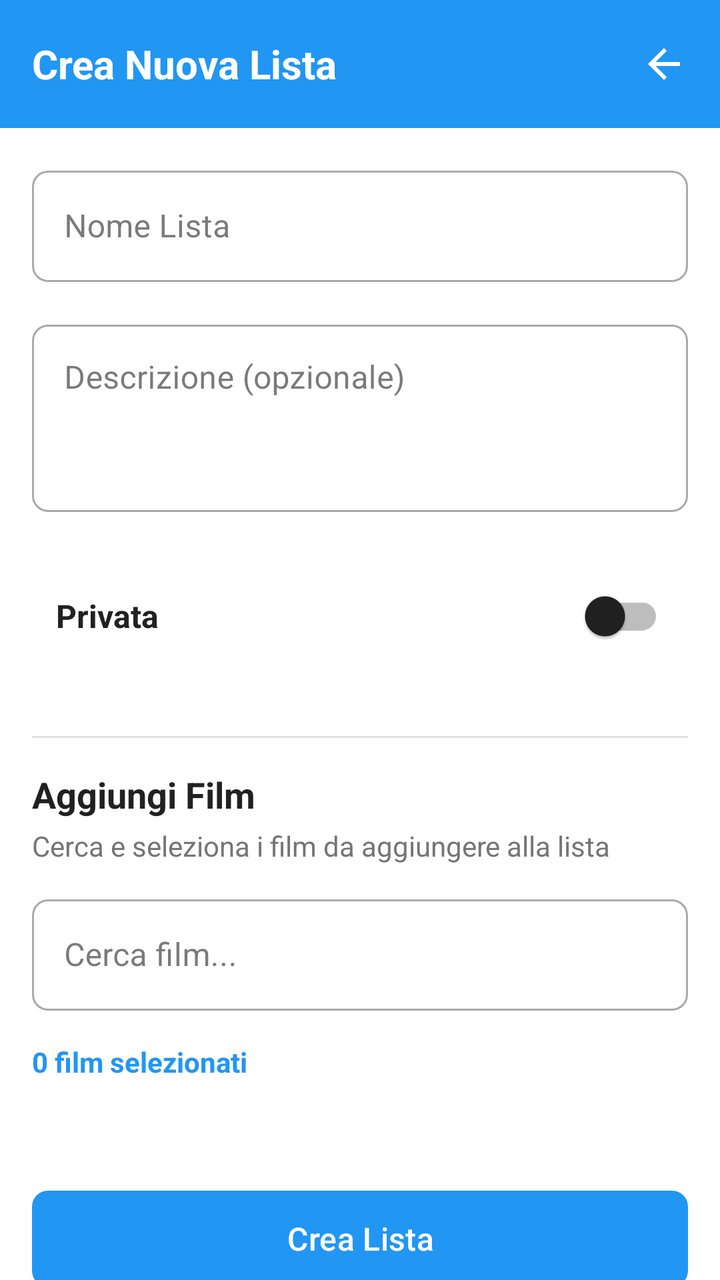
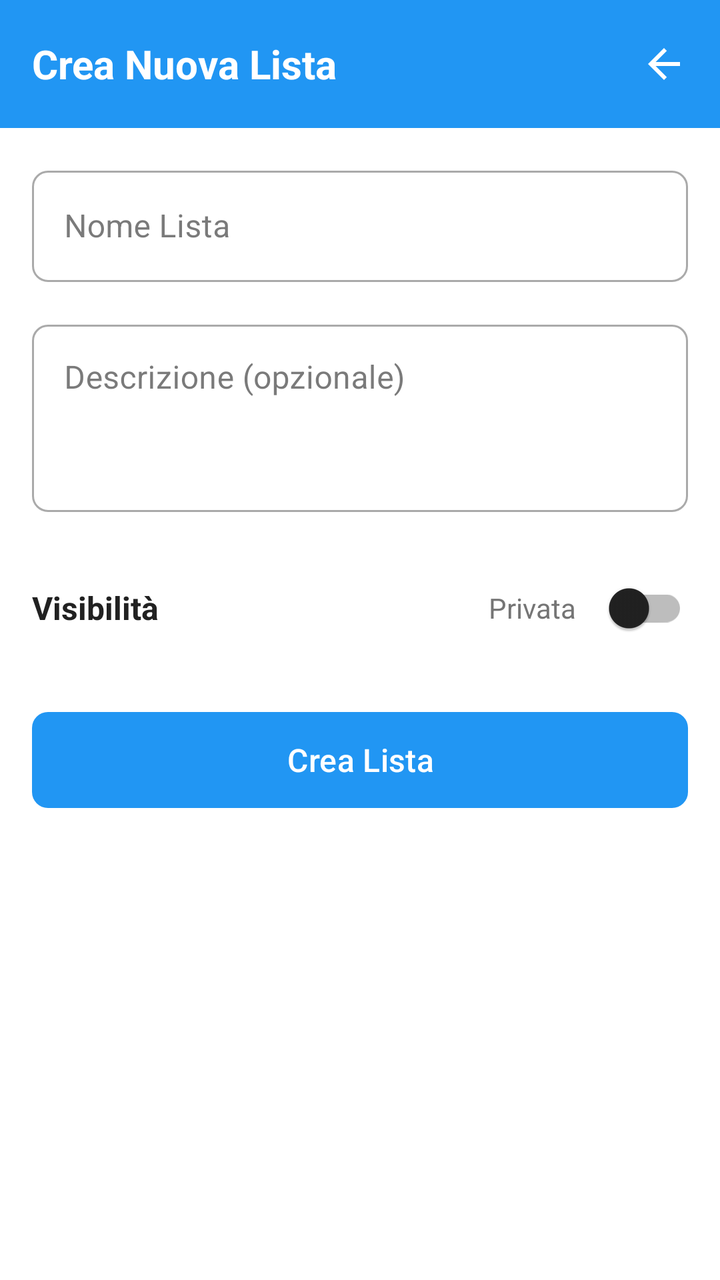

Before-and-after screenshots of an Android layout around one commit, followed by the original layout XML and the change that was made.
<!-- AndroidManifest.xml: application theme Theme.MovieApp -->
<!-- res/layout/dialog_create_list.xml -->
<?xml version="1.0" encoding="utf-8"?>
<androidx.coordinatorlayout.widget.CoordinatorLayout
    xmlns:android="http://schemas.android.com/apk/res/android"
    xmlns:app="http://schemas.android.com/apk/res-auto"
    android:layout_width="match_parent"
    android:layout_height="match_parent"
    android:background="@color/background">

    <com.google.android.material.appbar.AppBarLayout
        android:id="@+id/appBarLayout"
        android:layout_width="match_parent"
        android:layout_height="wrap_content">

        <com.google.android.material.appbar.MaterialToolbar
            android:id="@+id/toolbar"
            android:layout_width="match_parent"
            android:layout_height="?attr/actionBarSize"
            android:background="@color/primary">

            <TextView
                android:layout_width="wrap_content"
                android:layout_height="wrap_content"
                android:text="Crea Nuova Lista"
                android:textColor="@android:color/white"
                android:textSize="20sp"
                android:textStyle="bold" />

            <ImageButton
                android:id="@+id/btnClose"
                android:layout_width="wrap_content"
                android:layout_height="wrap_content"
                android:layout_gravity="end"
                android:layout_marginEnd="8dp"
                android:background="?attr/selectableItemBackgroundBorderless"
                android:contentDescription="chiudi"
                android:padding="8dp"
                android:src="@drawable/ic_back"
                app:tint="@android:color/white" />
        </com.google.android.material.appbar.MaterialToolbar>

    </com.google.android.material.appbar.AppBarLayout>

    <androidx.core.widget.NestedScrollView
        android:layout_width="match_parent"
        android:layout_height="match_parent"
        android:fillViewport="true"
        app:layout_behavior="@string/appbar_scrolling_view_behavior">

        <LinearLayout
            android:layout_width="match_parent"
            android:layout_height="wrap_content"
            android:orientation="vertical"
            android:padding="16dp">

            
            <com.google.android.material.textfield.TextInputLayout
                android:layout_width="match_parent"
                android:layout_height="wrap_content"
                android:hint="Nome Lista"
                style="@style/Widget.MaterialComponents.TextInputLayout.OutlinedBox">

                <com.google.android.material.textfield.TextInputEditText
                    android:id="@+id/etListName"
                    android:layout_width="match_parent"
                    android:layout_height="wrap_content"
                    android:inputType="text"
                    android:maxLines="1" />
            </com.google.android.material.textfield.TextInputLayout>

            
            <com.google.android.material.textfield.TextInputLayout
                android:layout_width="match_parent"
                android:layout_height="wrap_content"
                android:layout_marginTop="16dp"
                android:hint="Descrizione (opzionale)"
                style="@style/Widget.MaterialComponents.TextInputLayout.OutlinedBox">

                <com.google.android.material.textfield.TextInputEditText
                    android:id="@+id/etListDescription"
                    android:layout_width="match_parent"
                    android:layout_height="wrap_content"
                    android:gravity="top|start"
                    android:inputType="textMultiLine"
                    android:lines="3"
                    android:maxLines="5" />
            </com.google.android.material.textfield.TextInputLayout>

            
            <LinearLayout
                android:layout_width="match_parent"
                android:layout_height="wrap_content"
                android:layout_marginTop="16dp"
                android:orientation="horizontal"
                android:gravity="center_vertical"
                android:padding="12dp"
                android:background="@drawable/card_background">

                <TextView
                    android:id="@+id/tvVisibility"
                    android:layout_width="0dp"
                    android:layout_height="wrap_content"
                    android:layout_weight="1"
                    android:text="Privata"
                    android:textColor="@color/text_primary"
                    android:textSize="16sp"
                    android:textStyle="bold" />

                <com.google.android.material.switchmaterial.SwitchMaterial
                    android:id="@+id/switchPublic"
                    android:layout_width="wrap_content"
                    android:layout_height="wrap_content"
                    android:checked="false" />
            </LinearLayout>

            
            <View
                android:layout_width="match_parent"
                android:layout_height="1dp"
                android:layout_marginTop="24dp"
                android:layout_marginBottom="16dp"
                android:background="@color/divider" />

            
            <TextView
                android:layout_width="match_parent"
                android:layout_height="wrap_content"
                android:text="Aggiungi Film"
                android:textColor="@color/text_primary"
                android:textSize="18sp"
                android:textStyle="bold" />

            <TextView
                android:layout_width="match_parent"
                android:layout_height="wrap_content"
                android:layout_marginTop="4dp"
                android:text="Cerca e seleziona i film da aggiungere alla lista"
                android:textColor="@color/text_secondary"
                android:textSize="14sp" />

            
            <com.google.android.material.textfield.TextInputLayout
                android:layout_width="match_parent"
                android:layout_height="wrap_content"
                android:layout_marginTop="12dp"
                android:hint="Cerca film..."
                app:endIconMode="clear_text"
                style="@style/Widget.MaterialComponents.TextInputLayout.OutlinedBox">

                <com.google.android.material.textfield.TextInputEditText
                    android:id="@+id/etSearchMovie"
                    android:layout_width="match_parent"
                    android:layout_height="wrap_content"
                    android:inputType="text"
                    android:maxLines="1" />
            </com.google.android.material.textfield.TextInputLayout>

            
            <ProgressBar
                android:id="@+id/progressAutocomplete"
                android:layout_width="wrap_content"
                android:layout_height="wrap_content"
                android:layout_gravity="center_horizontal"
                android:layout_marginTop="8dp"
                android:visibility="gone" />

            
            <androidx.recyclerview.widget.RecyclerView
                android:id="@+id/recyclerSearchResults"
                android:layout_width="match_parent"
                android:layout_height="wrap_content"
                android:layout_marginTop="8dp"
                android:maxHeight="200dp"
                android:visibility="gone"
                android:background="@drawable/card_background"
                android:elevation="2dp" />

            
            <TextView
                android:id="@+id/tvSelectedCount"
                android:layout_width="match_parent"
                android:layout_height="wrap_content"
                android:layout_marginTop="16dp"
                android:text="0 film selezionati"
                android:textColor="@color/primary"
                android:textSize="14sp"
                android:textStyle="bold" />

            <TextView
                android:id="@+id/tvSelectedMovies"
                android:layout_width="match_parent"
                android:layout_height="wrap_content"
                android:layout_marginTop="8dp"
                android:text=""
                android:textColor="@color/text_secondary"
                android:textSize="14sp" />

            
            <View
                android:layout_width="match_parent"
                android:layout_height="24dp" />

            
            <ProgressBar
                android:id="@+id/progressCreate"
                android:layout_width="wrap_content"
                android:layout_height="wrap_content"
                android:layout_gravity="center_horizontal"
                android:layout_marginBottom="16dp"
                android:visibility="gone" />

            
            <com.google.android.material.button.MaterialButton
                android:id="@+id/btnCreate"
                android:layout_width="match_parent"
                android:layout_height="56dp"
                android:text="Crea Lista"
                android:textAllCaps="false"
                android:textSize="16sp"
                app:backgroundTint="@color/primary"
                app:cornerRadius="8dp" />

        </LinearLayout>

    </androidx.core.widget.NestedScrollView>

</androidx.coordinatorlayout.widget.CoordinatorLayout>
<!-- resources referenced by this layout -->
<resources>
  <color name="background">#FFFFFF</color>
  <color name="divider">#E0E0E0</color>
  <color name="primary">#2196F3</color>
  <color name="text_primary">#212121</color>
  <color name="text_secondary">#757575</color>
  <!-- drawable card_background (drawable) -->
  <?xml version="1.0" encoding="utf-8"?>
  <shape xmlns:android="http://schemas.android.com/apk/res/android"
      android:shape="rectangle">
      <solid android:color="@color/card_background" />
      <corners android:radius="12dp" />
  </shape>
  <!-- drawable ic_back (drawable) -->
  <?xml version="1.0" encoding="utf-8"?>
  <vector xmlns:android="http://schemas.android.com/apk/res/android"
      android:width="24dp"
      android:height="24dp"
      android:viewportWidth="24"
      android:viewportHeight="24">
      <path
          android:fillColor="@android:color/white"
          android:pathData="M20,11H7.83l5.59,-5.59L12,4l-8,8 8,8 1.41,-1.41L7.83,13H20v-2z"/>
  </vector>
  <style name="Theme.MovieApp" parent="Base.Theme.MovieApp">
          
          <item name="shapeAppearanceSmallComponent">@style/ShapeAppearance.MovieApp.SmallComponent</item>
          <item name="shapeAppearanceMediumComponent">@style/ShapeAppearance.MovieApp.MediumComponent</item>
          <item name="shapeAppearanceLargeComponent">@style/ShapeAppearance.MovieApp.LargeComponent</item>
      </style>
  <color name="card_background">#FFFFFF</color>
  <style name="ShapeAppearance.MovieApp.SmallComponent" parent="ShapeAppearance.Material3.SmallComponent">
          <item name="cornerFamily">rounded</item>
          <item name="cornerSize">8dp</item>
      </style>
  <style name="ShapeAppearance.MovieApp.MediumComponent" parent="ShapeAppearance.Material3.MediumComponent">
          <item name="cornerFamily">rounded</item>
          <item name="cornerSize">12dp</item>
      </style>
  <style name="ShapeAppearance.MovieApp.LargeComponent" parent="ShapeAppearance.Material3.LargeComponent">
          <item name="cornerFamily">rounded</item>
          <item name="cornerSize">16dp</item>
      </style>
  <color name="md_theme_light_primary">#2196F3</color>
  <color name="md_theme_light_onPrimary">#FFFFFF</color>
  <color name="md_theme_light_primaryContainer">#BBDEFB</color>
  <color name="md_theme_light_onPrimaryContainer">#0D47A1</color>
  <color name="md_theme_light_secondary">#FF5722</color>
  <color name="md_theme_light_onSecondary">#FFFFFF</color>
  <color name="md_theme_light_secondaryContainer">#FFCCBC</color>
  <color name="md_theme_light_onSecondaryContainer">#BF360C</color>
  <color name="md_theme_light_tertiary">#4CAF50</color>
  <color name="md_theme_light_onTertiary">#FFFFFF</color>
  <color name="md_theme_light_tertiaryContainer">#C8E6C9</color>
  <color name="md_theme_light_onTertiaryContainer">#1B5E20</color>
  <color name="md_theme_light_error">#F44336</color>
  <color name="md_theme_light_onError">#FFFFFF</color>
  <color name="md_theme_light_errorContainer">#FFCDD2</color>
  <color name="md_theme_light_onErrorContainer">#B71C1C</color>
  <color name="md_theme_light_background">#FFFFFF</color>
  <color name="md_theme_light_onBackground">#212121</color>
  <color name="md_theme_light_surface">#FFFFFF</color>
  <color name="md_theme_light_onSurface">#212121</color>
  <color name="md_theme_light_surfaceVariant">#F5F5F5</color>
  <color name="md_theme_light_onSurfaceVariant">#757575</color>
  <color name="md_theme_light_outline">#BDBDBD</color>
  <color name="md_theme_light_outlineVariant">#E0E0E0</color>
  <!-- unchanged entries left out for length: 1 -->
</resources>

<!-- the commit's change to res/layout/dialog_create_list.xml (unified diff, before → after) -->
@@ -89,110 +89,77 @@
             <LinearLayout
                 android:layout_width="match_parent"
                 android:layout_height="wrap_content"
-                android:layout_marginTop="16dp"
+                android:layout_marginTop="24dp"
                 android:orientation="horizontal"
-                android:gravity="center_vertical"
-                android:padding="12dp"
-                android:background="@drawable/card_background">
+                android:gravity="center_vertical">
+
+                <TextView
+                    android:layout_width="0dp"
+                    android:layout_height="wrap_content"
+                    android:layout_weight="1"
+                    android:text="Visibilità"
+                    android:textSize="16sp"
+                    android:textColor="@color/text_primary"
+                    android:textStyle="bold" />
 
                 <TextView
                     android:id="@+id/tvVisibility"
-                    android:layout_width="0dp"
+                    android:layout_width="wrap_content"
                     android:layout_height="wrap_content"
-                    android:layout_weight="1"
+                    android:layout_marginEnd="8dp"
                     android:text="Privata"
-                    android:textColor="@color/text_primary"
-                    android:textSize="16sp"
-                    android:textStyle="bold" />
+                    android:textColor="@color/text_secondary"
+                    android:textSize="14sp" />
 
-                <com.google.android.material.switchmaterial.SwitchMaterial
+                <androidx.appcompat.widget.SwitchCompat
                     android:id="@+id/switchPublic"
                     android:layout_width="wrap_content"
-                    android:layout_height="wrap_content"
-                    android:checked="false" />
+                    android:layout_height="wrap_content" />
+
             </LinearLayout>
 
             
-            <View
-                android:layout_width="match_parent"
-                android:layout_height="1dp"
-                android:layout_marginTop="24dp"
-                android:layout_marginBottom="16dp"
-                android:background="@color/divider" />
-
-            
             <TextView
+                android:id="@+id/tvAddMoviesTitle"
                 android:layout_width="match_parent"
                 android:layout_height="wrap_content"
-                android:text="Aggiungi Film"
-                android:textColor="@color/text_primary"
-                android:textSize="18sp"
-                android:textStyle="bold" />
+                android:visibility="gone" />
 
-            <TextView
+            <com.google.android.material.textfield.TextInputLayout
+                android:id="@+id/etSearchMovie"
                 android:layout_width="match_parent"
                 android:layout_height="wrap_content"
-                android:layout_marginTop="4dp"
-                android:text="Cerca e seleziona i film da aggiungere alla lista"
-                android:textColor="@color/text_secondary"
-                android:textSize="14sp" />
-
-            
-            <com.google.android.material.textfield.TextInputLayout
-                android:layout_width="match_parent"
-                android:layout_height="wrap_content"
-                android:layout_marginTop="12dp"
-                android:hint="Cerca film..."
-                app:endIconMode="clear_text"
+                android:visibility="gone"
                 style="@style/Widget.MaterialComponents.TextInputLayout.OutlinedBox">
 
                 <com.google.android.material.textfield.TextInputEditText
-                    android:id="@+id/etSearchMovie"
                     android:layout_width="match_parent"
-                    android:layout_height="wrap_content"
-                    android:inputType="text"
-                    android:maxLines="1" />
+                    android:layout_height="wrap_content" />
             </com.google.android.material.textfield.TextInputLayout>
 
-            
             <ProgressBar
                 android:id="@+id/progressAutocomplete"
                 android:layout_width="wrap_content"
                 android:layout_height="wrap_content"
-                android:layout_gravity="center_horizontal"
-                android:layout_marginTop="8dp"
                 android:visibility="gone" />
 
-            
             <androidx.recyclerview.widget.RecyclerView
                 android:id="@+id/recyclerSearchResults"
                 android:layout_width="match_parent"
                 android:layout_height="wrap_content"
-                android:layout_marginTop="8dp"
-                android:maxHeight="200dp"
-                android:visibility="gone"
-                android:background="@drawable/card_background"
-                android:elevation="2dp" />
+                android:visibility="gone" />
 
-            
             <TextView
                 android:id="@+id/tvSelectedCount"
                 android:layout_width="match_parent"
                 android:layout_height="wrap_content"
-                android:layout_marginTop="16dp"
-                android:text="0 film selezionati"
-                android:textColor="@color/primary"
-                android:textSize="14sp"
-                android:textStyle="bold" />
+                android:visibility="gone" />
 
             <TextView
                 android:id="@+id/tvSelectedMovies"
                 android:layout_width="match_parent"
                 android:layout_height="wrap_content"
-                android:layout_marginTop="8dp"
-                android:text=""
-                android:textColor="@color/text_secondary"
-                android:textSize="14sp" />
+                android:visibility="gone" />
 
             
             <View
<!-- resource entries referenced after the edit -->
@@ -1,17 +1,9 @@
 <!-- resources referenced by this layout -->
 <resources>
   <color name="background">#FFFFFF</color>
-  <color name="divider">#E0E0E0</color>
   <color name="primary">#2196F3</color>
   <color name="text_primary">#212121</color>
   <color name="text_secondary">#757575</color>
-  <!-- drawable card_background (drawable) -->
-  <?xml version="1.0" encoding="utf-8"?>
-  <shape xmlns:android="http://schemas.android.com/apk/res/android"
-      android:shape="rectangle">
-      <solid android:color="@color/card_background" />
-      <corners android:radius="12dp" />
-  </shape>
   <!-- drawable ic_back (drawable) -->
   <?xml version="1.0" encoding="utf-8"?>
   <vector xmlns:android="http://schemas.android.com/apk/res/android"
@@ -29,7 +21,6 @@
           <item name="shapeAppearanceMediumComponent">@style/ShapeAppearance.MovieApp.MediumComponent</item>
           <item name="shapeAppearanceLargeComponent">@style/ShapeAppearance.MovieApp.LargeComponent</item>
       </style>
-  <color name="card_background">#FFFFFF</color>
   <style name="ShapeAppearance.MovieApp.SmallComponent" parent="ShapeAppearance.Material3.SmallComponent">
           <item name="cornerFamily">rounded</item>
           <item name="cornerSize">8dp</item>
